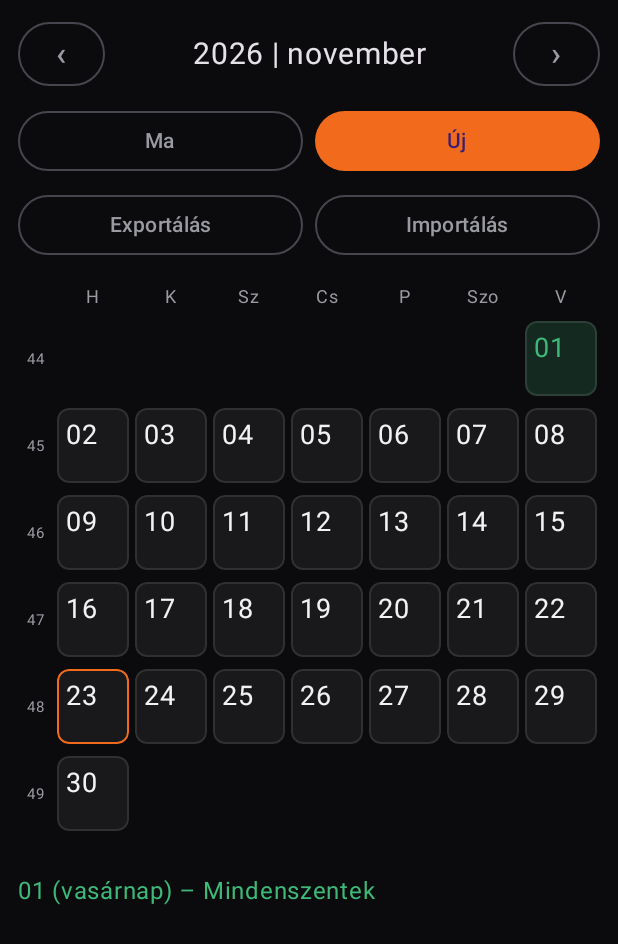
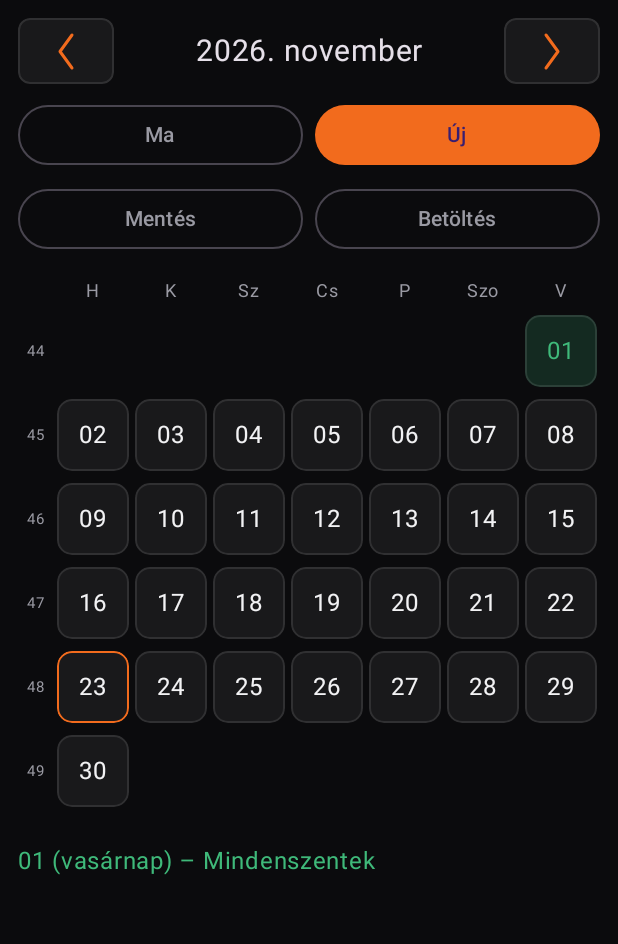
Before and after one commit to kalmar-imre-ai/naptar, an Android app built with Jetpack Compose: the screen it shows after launch (MainActivity), on a phone screen of 412 x 824 dp. Shown: the top 944 px of the screen. Run offline under Robolectric (Android 15) with nearby library versions, the phone set to English and light mode, and no system bars.

Commit message:
Implement custom NavButton for month navigation
Added a custom navigation button with a drawable arrow for month navigation in the calendar UI. Updated various UI texts from Hungarian to more descriptive terms.

```diff
--- a/app/src/main/java/com/kalmarimre/naptar/CalendarScreen.kt
+++ b/app/src/main/java/com/kalmarimre/naptar/CalendarScreen.kt
@@ -2,6 +2,7 @@ package com.kalmarimre.naptar
 
 import androidx.activity.compose.rememberLauncherForActivityResult
 import androidx.activity.result.contract.ActivityResultContracts
+import androidx.compose.foundation.Canvas
 import androidx.compose.foundation.background
 import androidx.compose.foundation.border
 import androidx.compose.foundation.clickable
@@ -25,6 +26,10 @@ import androidx.compose.ui.Alignment
 import androidx.compose.ui.Modifier
 import androidx.compose.ui.draw.clip
 import androidx.compose.ui.graphics.Color
+import androidx.compose.ui.graphics.Path
+import androidx.compose.ui.graphics.StrokeCap
+import androidx.compose.ui.graphics.StrokeJoin
+import androidx.compose.ui.graphics.drawscope.Stroke
 import androidx.compose.ui.platform.LocalContext
 import androidx.compose.ui.text.style.TextAlign
 import androidx.compose.ui.unit.dp
@@ -54,6 +59,41 @@ private fun fmtWhen(date: LocalDate, time: String?, name: String?): String {
     }
 }
 
+/** Saját rajzolt léptető nyíl. forward = true: jobbra mutat */
+@Composable
+private fun NavButton(forward: Boolean, onClick: () -> Unit) {
+    Box(
+        Modifier
+            .size(width = 64.dp, height = 44.dp)
+            .clip(RoundedCornerShape(8.dp))
+            .background(CELL)
+            .border(1.dp, BORDER, RoundedCornerShape(8.dp))
+            .clickable(onClick = onClick),
+        contentAlignment = Alignment.Center
+    ) {
+        Canvas(Modifier.size(16.dp, 22.dp)) {
+            val w = size.width
+            val h = size.height
+            val path = Path().apply {
+                if (forward) {
+                    moveTo(w * 0.25f, 0f)
+                    lineTo(w * 0.75f, h / 2)
+                    lineTo(w * 0.25f, h)
+                } else {
+                    moveTo(w * 0.75f, 0f)
+                    lineTo(w * 0.25f, h / 2)
+                    lineTo(w * 0.75f, h)
+                }
+            }
+            drawPath(
+                path,
+                ACCENT,
+                style = Stroke(width = 2.dp.toPx(), cap = StrokeCap.Round, join = StrokeJoin.Round)
+            )
+        }
+    }
+}
+
 @Composable
 fun CalendarScreen() {
     val context = LocalContext.current
@@ -76,7 +116,7 @@ fun CalendarScreen() {
             }.onSuccess {
                 message = "Mentés elkészült (${entries.size} bejegyzés)."
             }.onFailure {
-                message = "Az exportálás nem sikerült."
+                message = "A mentés nem sikerült."
             }
         }
     }
@@ -93,7 +133,7 @@ fun CalendarScreen() {
             }.onSuccess {
                 pendingImport = it
             }.onFailure {
-                message = it.message ?: "Az importálás nem sikerült."
+                message = it.message ?: "A betöltés nem sikerült."
             }
         }
     }
@@ -140,10 +180,12 @@ fun CalendarScreen() {
         )
     }
 
-    // Üzenet panel (export/import eredménye vagy hiba)
+    // Üzenet panel (mentés/betöltés eredménye vagy hiba)
     message?.let { text ->
         AlertDialog(
             onDismissRequest = { message = null },
+            containerColor = Color(0xFF141417),
+            tonalElevation = 0.dp,
             text = { Text(text) },
             confirmButton = {
                 TextButton(onClick = { message = null }) { Text("OK") }
@@ -151,14 +193,16 @@ fun CalendarScreen() {
         )
     }
 
-    // Importálás megerősítése
+    // Betöltés megerősítése
     pendingImport?.let { incoming ->
         AlertDialog(
             onDismissRequest = { pendingImport = null },
-            title = { Text("Importálás") },
+            containerColor = Color(0xFF141417),
+            tonalElevation = 0.dp,
+            title = { Text("Betöltés") },
             text = {
                 Text(
-                    "Importálod a ${incoming.size} bejegyzést? " +
+                    "Betöltöd a ${incoming.size} bejegyzést? " +
                     "Az azonos azonosítójú bejegyzések felülíródnak, a többi megmarad."
                 )
             },
@@ -167,8 +211,8 @@ fun CalendarScreen() {
                     entries = Backup.merge(entries, incoming)
                     EntryStore.save(context, entries)
                     pendingImport = null
-                    message = "${incoming.size} bejegyzés importálva."
-                }) { Text("Importálás") }
+                    message = "${incoming.size} bejegyzés betöltve."
+                }) { Text("Betöltés") }
             },
             dismissButton = {
                 TextButton(onClick = { pendingImport = null }) { Text("Mégse") }
@@ -183,20 +227,16 @@ fun CalendarScreen() {
             .padding(12.dp)
     ) {
 
-        // Fejléc: hónap léptetés, év | hónap középen
+        // Fejléc: léptető nyilak, év. hónap középen
         Row(verticalAlignment = Alignment.CenterVertically) {
-            OutlinedButton(onClick = { month = month.minusMonths(1) }) {
-                Text("‹", fontSize = 22.sp)
-            }
+            NavButton(forward = false) { month = month.minusMonths(1) }
             Text(
-                text = "${month.year} | $monthName",
+                text = "${month.year}. $monthName",
                 modifier = Modifier.weight(1f),
                 textAlign = TextAlign.Center,
                 fontSize = 20.sp
             )
-            OutlinedButton(onClick = { month = month.plusMonths(1) }) {
-                Text("›", fontSize = 22.sp)
-            }
+            NavButton(forward = true) { month = month.plusMonths(1) }
         }
 
         // Ma és Új gombok, azonos szélességben
@@ -217,7 +257,7 @@ fun CalendarScreen() {
             }
         }
 
-        // Exportálás és Importálás, azonos szélességben
+        // Mentés és Betöltés, azonos szélességben
         Row(
             modifier = Modifier.fillMaxWidth().padding(top = 8.dp),
             horizontalArrangement = Arrangement.spacedBy(8.dp)
@@ -226,13 +266,13 @@ fun CalendarScreen() {
                 onClick = { exportLauncher.launch("naptar-mentes-${LocalDate.now()}.json") },
                 modifier = Modifier.weight(1f)
             ) {
-                Text("Exportálás")
+                Text("Mentés")
             }
             OutlinedButton(
                 onClick = { importLauncher.launch(arrayOf("*/*")) },
                 modifier = Modifier.weight(1f)
             ) {
-                Text("Importálás")
+                Text("Betöltés")
             }
         }
 
@@ -254,7 +294,7 @@ fun CalendarScreen() {
 
         for (row in 0 until 6) {
             Row(
-                Modifier.fillMaxWidth().height(58.dp).padding(vertical = 2.dp),
+                Modifier.fillMaxWidth().padding(vertical = 2.dp),
                 verticalAlignment = Alignment.CenterVertically
             ) {
                 val monday = first.plusDays((row * 7 - offset).toLong())
@@ -276,9 +316,9 @@ fun CalendarScreen() {
                     Box(
                         Modifier
                             .weight(1f)
-                            .fillMaxHeight()
                             .padding(2.dp)
-                            .clip(RoundedCornerShape(8.dp))
+                            .aspectRatio(1f)
+                            .clip(RoundedCornerShape(10.dp))
                             .background(
                                 when {
                                     !inMonth -> Color.Transparent
@@ -293,24 +333,24 @@ fun CalendarScreen() {
                                     inMonth -> BORDER
                                     else -> Color.Transparent
                                 },
-                                shape = RoundedCornerShape(8.dp)
+                                shape = RoundedCornerShape(10.dp)
                             )
-                            .clickable(enabled = inMonth) { openNew(date) }
+                            .clickable(enabled = inMonth) { openNew(date) },
+                        contentAlignment = Alignment.Center
                     ) {
                         if (inMonth) {
                             Text(
                                 text = "%02d".format(date.dayOfMonth),
-                                modifier = Modifier.align(Alignment.TopStart).padding(6.dp),
-                                fontSize = 18.sp,
+                                fontSize = 16.sp,
                                 color = if (isHoliday) SUCCESS else MaterialTheme.colorScheme.onSurface
                             )
                             if (dayEntries.isNotEmpty()) {
                                 Row(
-                                    modifier = Modifier.align(Alignment.TopEnd).padding(6.dp),
-                                    horizontalArrangement = Arrangement.spacedBy(3.dp)
+                                    modifier = Modifier.align(Alignment.TopEnd).padding(4.dp),
+                                    horizontalArrangement = Arrangement.spacedBy(2.dp)
                                 ) {
                                     dayEntries.take(4).forEach {
-                                        Box(Modifier.size(6.dp).clip(CircleShape).background(ACCENT))
+                                        Box(Modifier.size(5.dp).clip(CircleShape).background(ACCENT))
                                     }
                                 }
                             }
@@ -335,7 +375,7 @@ fun CalendarScreen() {
                     Text(
                         text = fmtWhen(date, null, name),
                         color = SUCCESS,
-                        modifier = Modifier.fillMaxWidth().padding(vertical = 8.dp)
+                        modifier = Modifier.fillMaxWidth().padding(vertical = 4.dp)
                     )
                 }
                 entries.filter { it.occursOn(date) }.sortedBy { it.time }.forEach { e ->
@@ -343,7 +383,7 @@ fun CalendarScreen() {
                         Modifier
                             .fillMaxWidth()
                             .clickable { openEdit(e) }
-                            .padding(vertical = 8.dp)
+                            .padding(vertical = 4.dp)
                     ) {
                         Text(
                             text = fmtWhen(date, e.time, null),
```
